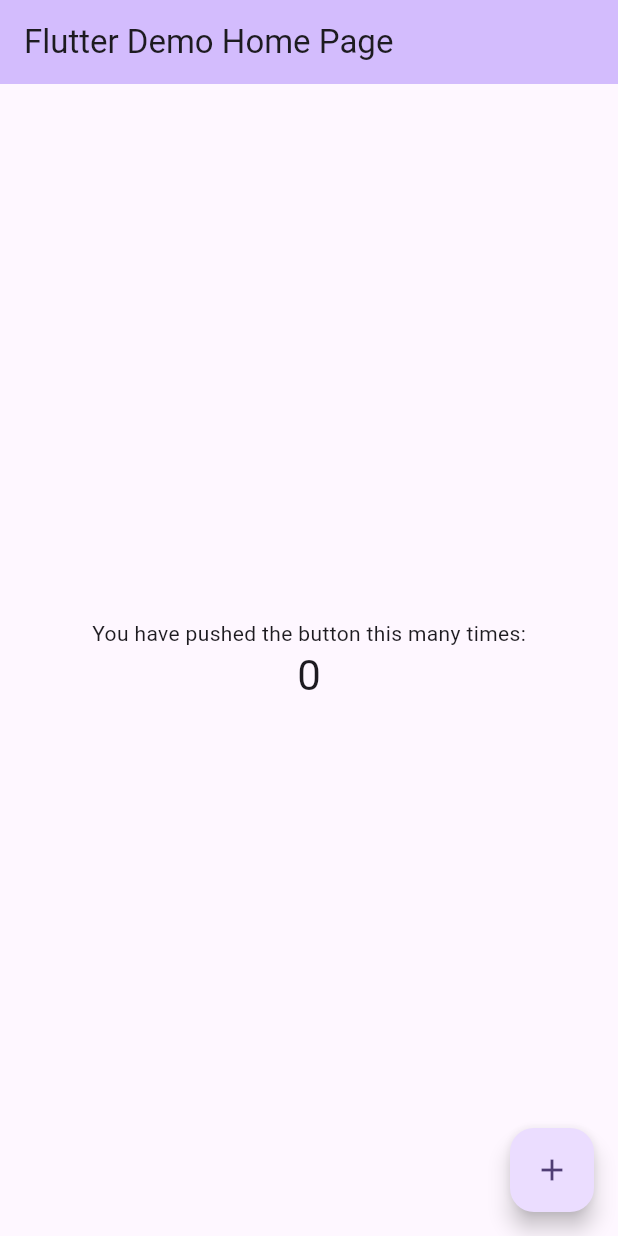
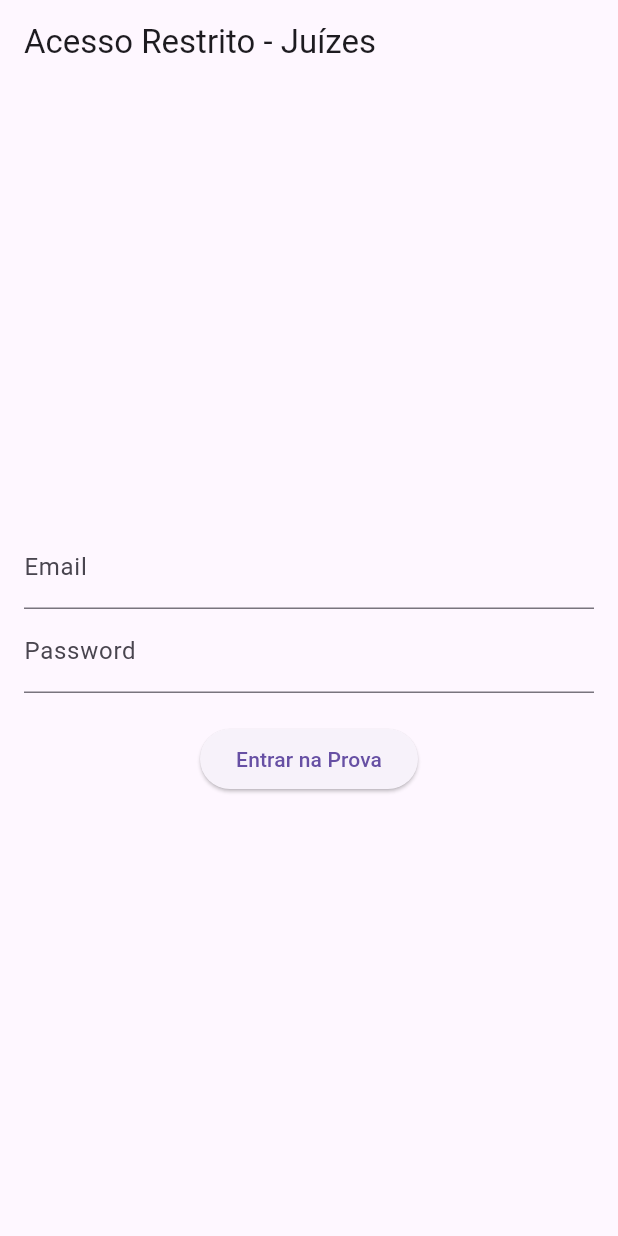
Before and after one commit to LeoPlix/Personal_Project-SpeedWalkingPlatform, a Flutter app: the screen it shows after launch, on a phone screen of 412 x 824 dp. Run offline on Flutter 3.47's test engine with Material 3 defaults, Android fonts, the phone set to English and light mode, and no system bars; our stand-ins replace cloud_firestore, firebase_auth, firebase_core; accounts and stored records are empty.

Commit message:
first changes

```diff
--- a/lib/main.dart
+++ b/lib/main.dart
@@ -1,122 +1,168 @@
 import 'package:flutter/material.dart';
+import 'package:firebase_core/firebase_core.dart';
+import 'package:firebase_auth/firebase_auth.dart';
+import 'package:cloud_firestore/cloud_firestore.dart';
 
-void main() {
-  runApp(const MyApp());
+void main() async {
+  // Garante que o motor do Flutter está iniciado antes de chamar código nativo (Firebase)
+  WidgetsFlutterBinding.ensureInitialized();
+
+  // Inicializa o Firebase (na prática, precisas do ficheiro firebase_options.dart gerado pelo FlutterFire)
+  // await Firebase.initializeApp();
+
+  runApp(const MarchaApp());
 }
 
-class MyApp extends StatelessWidget {
-  const MyApp({super.key});
+class MarchaApp extends StatelessWidget {
+  const MarchaApp({super.key});
 
-  // This widget is the root of your application.
   @override
   Widget build(BuildContext context) {
     return MaterialApp(
-      title: 'Flutter Demo',
-      theme: ThemeData(
-        // This is the theme of your application.
-        //
-        // TRY THIS: Try running your application with "flutter run". You'll see
-        // the application has a purple toolbar. Then, without quitting the app,
-        // try changing the seedColor in the colorScheme below to Colors.green
-        // and then invoke "hot reload" (save your changes or press the "hot
-        // reload" button in a Flutter-supported IDE, or press "r" if you used
-        // the command line to start the app).
-        //
-        // Notice that the counter didn't reset back to zero; the application
-        // state is not lost during the reload. To reset the state, use hot
-        // restart instead.
-        //
-        // This works for code too, not just values: Most code changes can be
-        // tested with just a hot reload.
-        colorScheme: .fromSeed(seedColor: Colors.deepPurple),
+      title: 'App Juízes - Marcha',
+      theme: ThemeData(primarySwatch: Colors.blue),
+      // O StreamBuilder "ouve" o estado do utilizador.
+      // Se fez login, vai para a prova. Se não, vai para o Login.
+      home: StreamBuilder<User?>(
+        stream: FirebaseAuth.instance.authStateChanges(),
+        builder: (context, snapshot) {
+          if (snapshot.hasData) {
+            return const ProvaScreen(competitionId: 'prova_teste_123');
+          }
+          return const LoginScreen();
+        },
       ),
-      home: const MyHomePage(title: 'Flutter Demo Home Page'),
     );
   }
 }
 
-class MyHomePage extends StatefulWidget {
-  const MyHomePage({super.key, required this.title});
-
-  // This widget is the home page of your application. It is stateful, meaning
-  // that it has a State object (defined below) that contains fields that affect
-  // how it looks.
-
-  // This class is the configuration for the state. It holds the values (in this
-  // case the title) provided by the parent (in this case the App widget) and
-  // used by the build method of the State. Fields in a Widget subclass are
-  // always marked "final".
-
-  final String title;
+// ==========================================
+// ECRÃ 1: LOGIN DO JUIZ
+// ==========================================
+class LoginScreen extends StatefulWidget {
+  const LoginScreen({super.key});
 
   @override
-  State<MyHomePage> createState() => _MyHomePageState();
+  State<LoginScreen> createState() => _LoginScreenState();
 }
 
-class _MyHomePageState extends State<MyHomePage> {
-  int _counter = 0;
+class _LoginScreenState extends State<LoginScreen> {
+  final _emailCtrl = TextEditingController();
+  final _passCtrl = TextEditingController();
 
-  void _incrementCounter() {
-    setState(() {
-      // This call to setState tells the Flutter framework that something has
-      // changed in this State, which causes it to rerun the build method below
-      // so that the display can reflect the updated values. If we changed
-      // _counter without calling setState(), then the build method would not be
-      // called again, and so nothing would appear to happen.
-      _counter++;
-    });
+  Future<void> _fazerLogin() async {
+    try {
+      await FirebaseAuth.instance.signInWithEmailAndPassword(
+        email: _emailCtrl.text.trim(),
+        password: _passCtrl.text.trim(),
+      );
+      // Se tiver sucesso, o StreamBuilder no main() muda de ecrã automaticamente!
+    } catch (e) {
+      ScaffoldMessenger.of(context).showSnackBar(
+        SnackBar(content: Text('Erro no login: $e')),
+      );
+    }
   }
 
   @override
   Widget build(BuildContext context) {
-    // This method is rerun every time setState is called, for instance as done
-    // by the _incrementCounter method above.
-    //
-    // The Flutter framework has been optimized to make rerunning build methods
-    // fast, so that you can just rebuild anything that needs updating rather
-    // than having to individually change instances of widgets.
     return Scaffold(
-      appBar: AppBar(
-        // TRY THIS: Try changing the color here to a specific color (to
-        // Colors.amber, perhaps?) and trigger a hot reload to see the AppBar
-        // change color while the other colors stay the same.
-        backgroundColor: Theme.of(context).colorScheme.inversePrimary,
-        // Here we take the value from the MyHomePage object that was created by
-        // the App.build method, and use it to set our appbar title.
-        title: Text(widget.title),
-      ),
-      body: Center(
-        // Center is a layout widget. It takes a single child and positions it
-        // in the middle of the parent.
+      appBar: AppBar(title: const Text('Acesso Restrito - Juízes')),
+      body: Padding(
+        padding: const EdgeInsets.all(16.0),
         child: Column(
-          // Column is also a layout widget. It takes a list of children and
-          // arranges them vertically. By default, it sizes itself to fit its
-          // children horizontally, and tries to be as tall as its parent.
-          //
-          // Column has various properties to control how it sizes itself and
-          // how it positions its children. Here we use mainAxisAlignment to
-          // center the children vertically; the main axis here is the vertical
-          // axis because Columns are vertical (the cross axis would be
-          // horizontal).
-          //
-          // TRY THIS: Invoke "debug painting" (choose the "Toggle Debug Paint"
-          // action in the IDE, or press "p" in the console), to see the
-          // wireframe for each widget.
-          mainAxisAlignment: .center,
+          mainAxisAlignment: MainAxisAlignment.center,
           children: [
-            const Text('You have pushed the button this many times:'),
-            Text(
-              '$_counter',
-              style: Theme.of(context).textTheme.headlineMedium,
-            ),
+            TextField(controller: _emailCtrl, decoration: const InputDecoration(labelText: 'Email')),
+            TextField(controller: _passCtrl, decoration: const InputDecoration(labelText: 'Password'), obscureText: true),
+            const SizedBox(height: 20),
+            ElevatedButton(
+              onPressed: _fazerLogin,
+              child: const Text('Entrar na Prova'),
+            )
           ],
         ),
-      ),
-      floatingActionButton: FloatingActionButton(
-        onPressed: _incrementCounter,
-        tooltip: 'Increment',
-        child: const Icon(Icons.add),
       ),
     );
   }
 }
+
+// ==========================================
+// ECRÃ 2: LISTA DE ATLETAS E REGISTO DE FALTAS
+// ==========================================
+class ProvaScreen extends StatelessWidget {
+  final String competitionId;
+  const ProvaScreen({super.key, required this.competitionId});
+
+  // Função core: Registar a falta na base de dados
+  Future<void> _registarFalta(BuildContext context, String atletaId, String tipoFalta) async {
+    final juizAtual = FirebaseAuth.instance.currentUser;
+    if (juizAtual == null) return;
+
+    // Criar um novo documento na coleção 'infractions'
+    await FirebaseFirestore.instance.collection('infractions').add({
+      'competition_id': competitionId,
+      'athlete_id': atletaId,
+      'judge_id': juizAtual.uid, // Regra de segurança: Só o próprio juiz regista com o seu ID
+      'infraction_type': tipoFalta, // Ex: 'flexao_joelho' ou 'contacto_continuo'
+      'timestamp': FieldValue.serverTimestamp(), // Fica registado o segundo exato pelo servidor, não pelo telemóvel
+    });
+
+    ScaffoldMessenger.of(context).showSnackBar(
+      const SnackBar(content: Text('Falta registada com sucesso!'), backgroundColor: Colors.green),
+    );
+  }
+
+  @override
+  Widget build(BuildContext context) {
+    return Scaffold(
+      appBar: AppBar(
+        title: const Text('Registo em Pista'),
+        actions: [
+          IconButton(
+            icon: const Icon(Icons.logout),
+            onPressed: () => FirebaseAuth.instance.signOut(), // Faz logout instantâneo
+          )
+        ],
+      ),
+      // O StreamBuilder aqui puxa os atletas em tempo real do Firestore
+      body: StreamBuilder<QuerySnapshot>(
+        stream: FirebaseFirestore.instance
+            .collection('athletes')
+            .where('competition_id', isEqualTo: competitionId)
+            .snapshots(),
+        builder: (context, snapshot) {
+          if (!snapshot.hasData) return const Center(child: CircularProgressIndicator());
+
+          final atletas = snapshot.data!.docs;
+
+          return ListView.builder(
+            itemCount: atletas.length,
+            itemBuilder: (context, index) {
+              final atleta = atletas[index];
+              return ListTile(
+                leading: CircleAvatar(child: Text(atleta['bib_number'].toString())),
+                title: Text(atleta['name']),
+                trailing: Row(
+                  mainAxisSize: MainAxisSize.min,
+                  children: [
+                    // Botão para falta de Flexão
+                    IconButton(
+                      icon: const Icon(Icons.warning_amber, color: Colors.orange),
+                      onPressed: () => _registarFalta(context, atleta.id, 'flexao'),
+                    ),
+                    // Botão para falta de Contacto
+                    IconButton(
+                      icon: const Icon(Icons.do_not_step, color: Colors.red),
+                      onPressed: () => _registarFalta(context, atleta.id, 'contacto'),
+                    ),
+                  ],
+                ),
+              );
+            },
+          );
+        },
+      ),
+    );
+  }
+}
--- a/pubspec.yaml
+++ b/pubspec.yaml
@@ -34,6 +34,9 @@ dependencies:
   # The following adds the Cupertino Icons font to your application.
   # Use with the CupertinoIcons class for iOS style icons.
   cupertino_icons: ^1.0.8
+  firebase_core: ^4.6.0
+  firebase_auth: ^6.3.0
+  cloud_firestore: ^6.2.0
 
 dev_dependencies:
   flutter_test:
```
Also changed, not shown: pubspec.lock, 3 other files.
